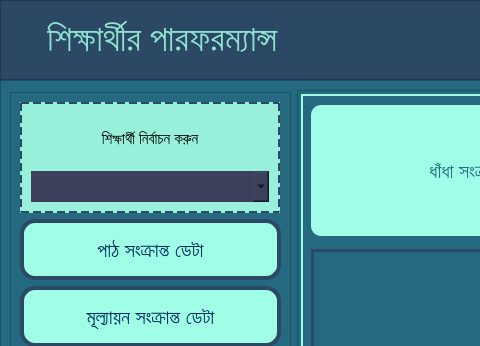
Before: the Qt Designer form EmPower/Teacher/Frontend/PyQt_UI/HomePage.ui in ahmedfahad04/SPL-2, drawn with Qt 5; both pictures show x 0 to 480 and y 0 to 346 of the 1280 by 720 pixel window.
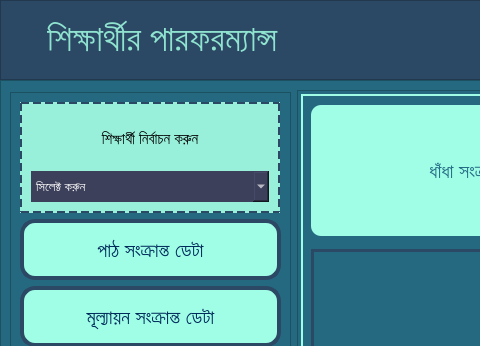
After: the same form once the commit is applied. Icons and pictures are not drawn.

Patch:
```diff
--- a/EmPower/Teacher/Frontend/PyQt_UI/HomePage.ui
+++ b/EmPower/Teacher/Frontend/PyQt_UI/HomePage.ui
@@ -5074,10 +5074,21 @@
                      <height>31</height>
                     </size>
                    </property>
+                   <property name="font">
+                    <font>
+                     <pointsize>10</pointsize>
+                    </font>
+                   </property>
                    <property name="styleSheet">
                     <string notr="true">border: none;
-background-color: rgb(61, 64, 91);</string>
+background-color: rgb(61, 64, 91);
+color: white;</string>
                    </property>
+                   <item>
+                    <property name="text">
+                     <string>সিলেক্ট করুন</string>
+                    </property>
+                   </item>
                   </widget>
                  </item>
                 </layout>
```
Left out of the diff: 2 changed lines with no effect on the pictures.
